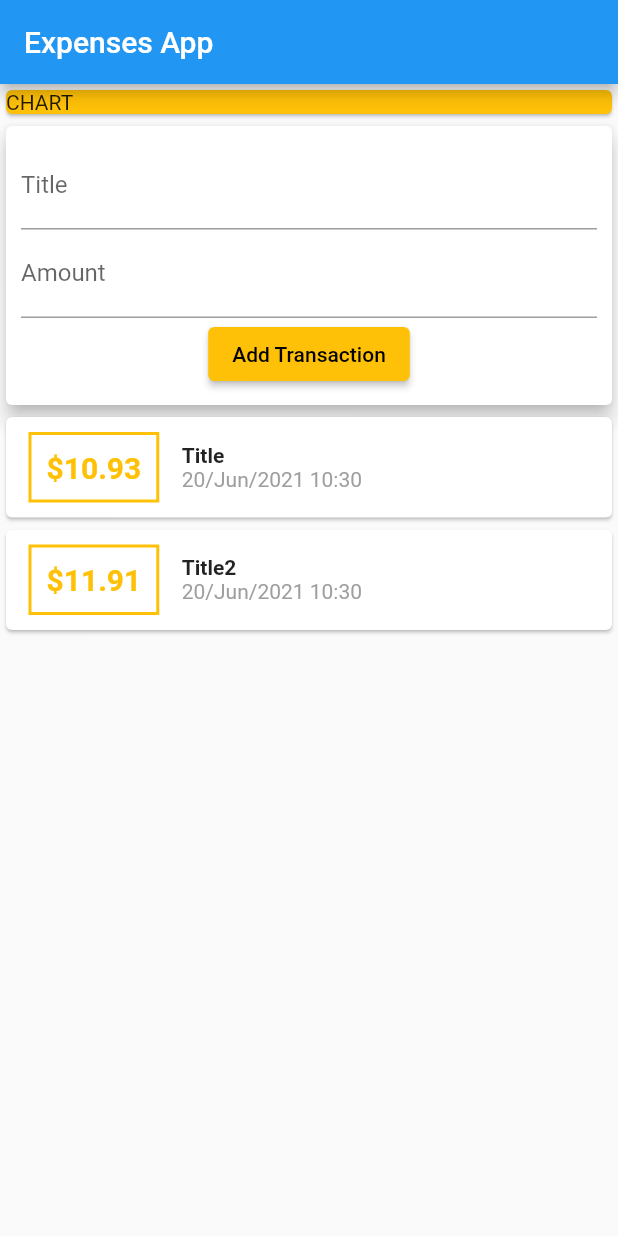
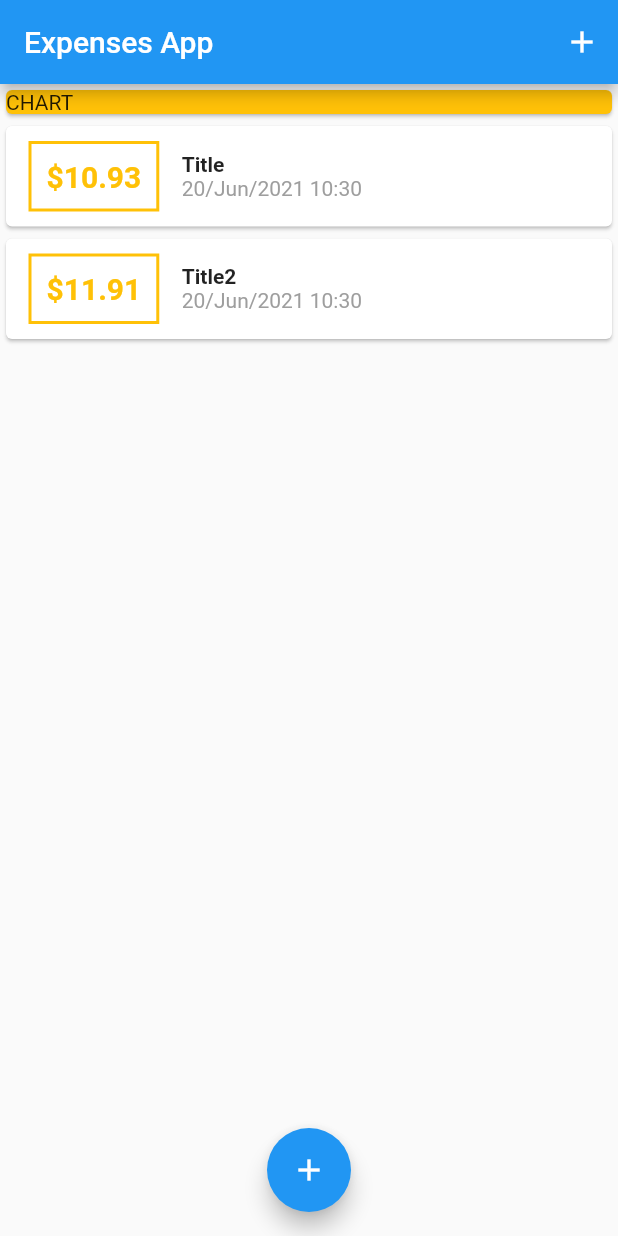
Before and after one commit to haziqkamel/Flutter-Expense-App, a Flutter app: the screen it shows after launch, on a phone screen of 412 x 824 dp. Run offline on Flutter 3.47's test engine with Material 2 defaults, Android fonts, the phone set to English and light mode, and no system bars.

Commit message:
update - segregate classes

```diff
--- a/lib/main.dart
+++ b/lib/main.dart
@@ -1,20 +1,84 @@
 import 'package:flutter/material.dart';
-import './widgets/user_transaction.dart';
+import './widgets/transaction_list.dart';
+import './widgets/new_transaction.dart';
+import './models/transaction.dart';
 
-void main() => runApp(MyHomePage());
+void main() => runApp(MyApp());
 
-class MyHomePage extends StatelessWidget {
+class MyApp extends StatelessWidget {
   @override
   Widget build(BuildContext context) {
     return MaterialApp(
-      home: Scaffold(
+      title: 'Expense App',
+      home: MyHomePage(),
+    );
+  }
+}
+
+class MyHomePage extends StatefulWidget {
+  @override
+  _MyHomePageState createState() => _MyHomePageState();
+}
+
+class _MyHomePageState extends State<MyHomePage> {
+  final List<Transaction> _userTransactions = [
+    Transaction(
+      id: 't1',
+      title: 'Title',
+      amount: 10.93,
+      dateTime: DateTime.now(),
+    ),
+    Transaction(
+      id: 't2',
+      title: 'Title2',
+      amount: 11.91,
+      dateTime: DateTime.now(),
+    )
+  ];
+
+  void _addNewTransaction(String txTitle, double txAmount) {
+    final newTx = Transaction(
+      title: txTitle,
+      amount: txAmount,
+      dateTime: DateTime.now(),
+      id: DateTime.now().toString(),
+    );
+
+    setState(() {
+      _userTransactions.add(newTx);
+    });
+  }
+
+  void _startAddNewTransaction(BuildContext ctx) {
+    showModalBottomSheet(
+      context: ctx,
+      builder: (_) {
+        return GestureDetector(
+          onTap: () {},
+          child: NewTransaction(_addNewTransaction),
+          behavior: HitTestBehavior.opaque,
+        );
+      },
+    );
+  }
+
+  @override
+  Widget build(BuildContext context) {
+    return Scaffold(
       appBar: AppBar(
         title: Text('Expenses App'),
+        actions: <Widget>[
+          IconButton(
+            icon: Icon(Icons.add),
+            onPressed: () => _startAddNewTransaction(context),
           ),
-        body: Column(
+        ],
+      ),
+      body: SingleChildScrollView(
+        child: Column(
           // mainAxisAlignment: MainAxisAlignment.spaceAround,
           crossAxisAlignment: CrossAxisAlignment.stretch,
-            children: [
+          children: <Widget>[
             Container(
               width: double.infinity,
               child: Card(
@@ -22,8 +86,14 @@
                 child: Text('CHART'),
               ),
             ),
-              UserTransaction(),
-            ]),
+            TransactionList(_userTransactions),
+          ],
+        ),
+      ),
+      floatingActionButtonLocation: FloatingActionButtonLocation.centerFloat,
+      floatingActionButton: FloatingActionButton(
+        child: Icon(Icons.add),
+        onPressed: () => _startAddNewTransaction(context),
       ),
     );
   }
--- a/lib/widgets/transaction_list.dart
+++ b/lib/widgets/transaction_list.dart
@@ -10,10 +10,12 @@
   @override
   Widget build(BuildContext context) {
     return Container(
-      child: Column(
-        children: transactions.map((tx) {
+      height: 300,
+      child: ListView.builder(
+        itemBuilder: (ctx, index) {
           return Card(
-            child: Row(children: [
+            child: Row(
+              children: [
                 Container(
                   margin: EdgeInsets.symmetric(
                     vertical: 10,
@@ -27,7 +29,7 @@
                   ),
                   padding: EdgeInsets.all(10),
                   child: Text(
-                  '\$${tx.amount}',
+                    '\$${transactions[index].amount.toStringAsFixed(2)}',
                     style: TextStyle(
                       fontWeight: FontWeight.bold,
                       fontSize: 20,
@@ -35,23 +37,29 @@
                     ),
                   ),
                 ),
-              Column(crossAxisAlignment: CrossAxisAlignment.start, children: [
+                Column(
+                  crossAxisAlignment: CrossAxisAlignment.start,
+                  children: [
                     Text(
-                  tx.title,
+                      transactions[index].title,
                       style: TextStyle(
                         fontWeight: FontWeight.bold,
                       ),
                     ),
                     Text(
-                  DateFormat('dd/MMM/yyyy HH:mm').format(tx.dateTime),
+                      DateFormat('dd/MMM/yyyy HH:mm')
+                          .format(transactions[index].dateTime),
                       style: TextStyle(
                         color: Colors.grey,
                       ),
                     ),
-              ]),
-            ]),
+                  ],
+                ),
+              ],
+            ),
           );
-        }).toList(),
+        },
+        itemCount: transactions.length,
       ),
     );
   }
--- a/lib/widgets/user_transaction.dart
+++ /dev/null
@@ -1,50 +0,0 @@
-import 'package:flutter/material.dart';
-import '../models/transaction.dart';
-
-import './new_transaction.dart';
-import './transaction_list.dart';
-
-class UserTransaction extends StatefulWidget {
-  @override
-  _UserTransactionState createState() => _UserTransactionState();
-}
-
-class _UserTransactionState extends State<UserTransaction> {
-  final List<Transaction> _userTransactions = [
-    Transaction(
-      id: 't1',
-      title: 'Title',
-      amount: 10.93,
-      dateTime: DateTime.now(),
-    ),
-    Transaction(
-      id: 't2',
-      title: 'Title2',
-      amount: 11.91,
-      dateTime: DateTime.now(),
-    )
-  ];
-
-  void _addNewTransaction(String txTitle, double txAmount) {
-    final newTx = Transaction(
-      title: txTitle,
-      amount: txAmount,
-      dateTime: DateTime.now(),
-      id: DateTime.now().toString(),
-    );
-
-    setState(() {
-      _userTransactions.add(newTx);
-    });
-  }
-
-  @override
-  Widget build(BuildContext context) {
-    return Column(
-      children: [
-        NewTransaction(_addNewTransaction),
-        TransactionList(_userTransactions),
-      ],
-    );
-  }
-}
```
Also changed, not shown: lib/widgets/new_transaction.dart (+17 -6 lines). Lines whose indentation alone changed are shown as unchanged.
